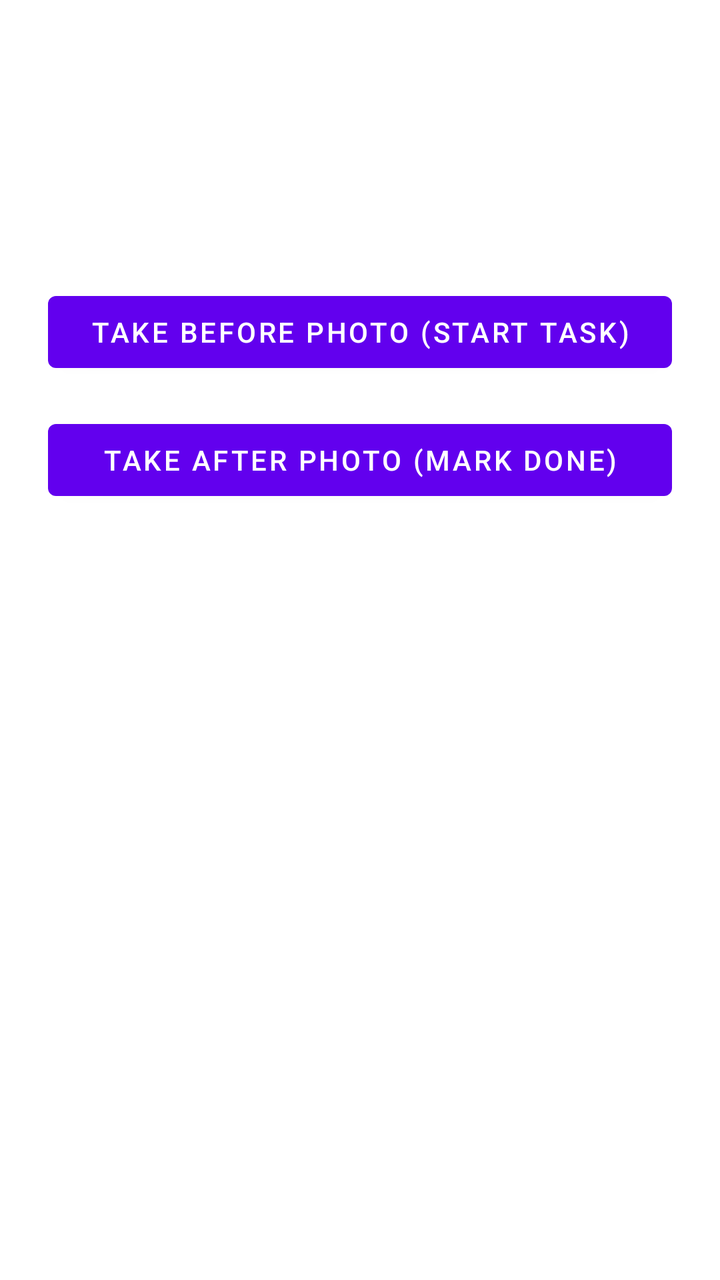
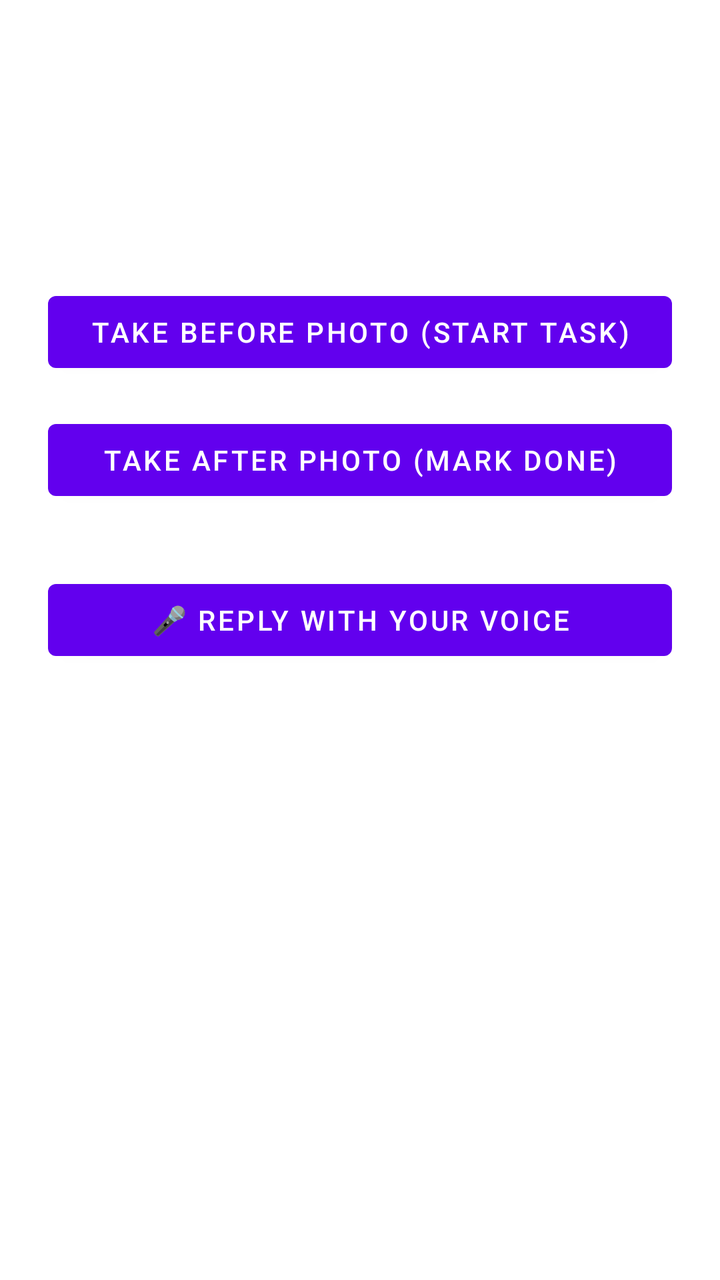

An Android layout rendered at two revisions. The XML below is the earlier revision; the diff shows what the commit changed to produce the second picture.
<!-- AndroidManifest.xml: application theme Theme.SiteComms -->
<!-- res/layout/activity_task_detail.xml -->
<?xml version="1.0" encoding="utf-8"?>
<LinearLayout xmlns:android="http://schemas.android.com/apk/res/android"
    android:layout_width="match_parent"
    android:layout_height="match_parent"
    android:orientation="vertical"
    android:padding="24dp">

    <TextView
        android:id="@+id/detailTitle"
        android:layout_width="match_parent"
        android:layout_height="wrap_content"
        android:textStyle="bold"
        android:textSize="22sp" />

    <TextView
        android:id="@+id/detailDescription"
        android:layout_width="match_parent"
        android:layout_height="wrap_content"
        android:textSize="16sp"
        android:layout_marginTop="8dp" />

    <TextView
        android:id="@+id/detailStatus"
        android:layout_width="match_parent"
        android:layout_height="wrap_content"
        android:textColor="#666666"
        android:layout_marginTop="8dp" />

    <Button
        android:id="@+id/beforePhotoButton"
        android:layout_width="match_parent"
        android:layout_height="wrap_content"
        android:layout_marginTop="32dp"
        android:text="Take Before Photo (start task)" />

    <Button
        android:id="@+id/afterPhotoButton"
        android:layout_width="match_parent"
        android:layout_height="wrap_content"
        android:layout_marginTop="16dp"
        android:text="Take After Photo (mark done)" />

</LinearLayout>
<!-- resources referenced by this layout -->
<resources>
  <style name="Theme.SiteComms" parent="Theme.MaterialComponents.DayNight.NoActionBar" />
</resources>

<!-- the commit's change to res/layout/activity_task_detail.xml (unified diff, before → after) -->
@@ -40,4 +40,19 @@
         android:layout_marginTop="16dp"
         android:text="Take After Photo (mark done)" />
 
+    <Button
+        android:id="@+id/replyButton"
+        android:layout_width="match_parent"
+        android:layout_height="wrap_content"
+        android:layout_marginTop="32dp"
+        android:text="🎤 Reply with your voice" />
+
+    <TextView
+        android:id="@+id/replyStatus"
+        android:layout_width="match_parent"
+        android:layout_height="wrap_content"
+        android:layout_marginTop="8dp"
+        android:textColor="#666666"
+        android:textSize="14sp" />
+
 </LinearLayout>
